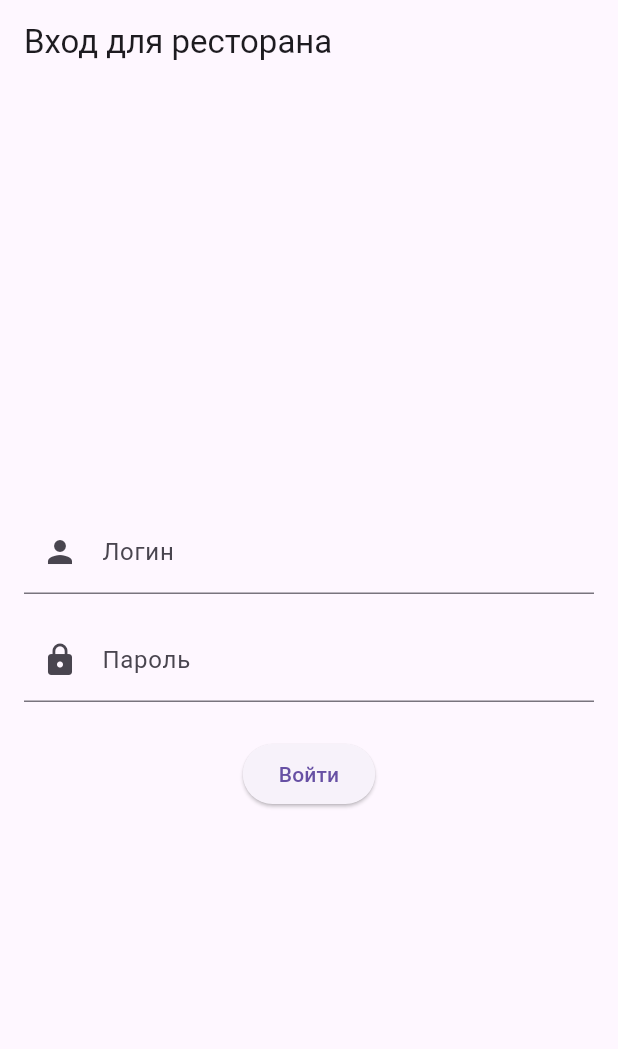
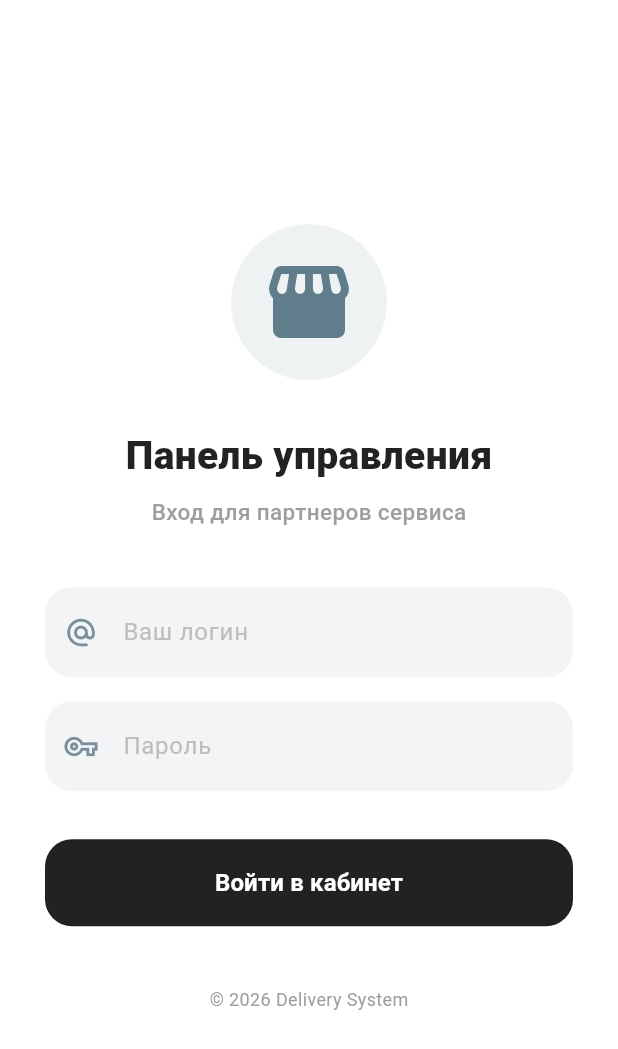
Before and after one commit to Andreyy320/delivery-app-categoria, a Flutter app: the screen it shows after launch, on a phone screen of 412 x 824 dp. Shown: the top 1049 px of the screen. Run offline on Flutter 3.47's test engine with Material 3 defaults, Android fonts, the phone set to English and light mode, and no system bars; our stand-ins replace cloud_firestore, firebase_core; accounts and stored records are empty; statements that could not run were skipped.

Commit message:
UI: Обновлен экран входа, исправлена история заказов и логика статусов

```diff
--- a/lib/login.dart
+++ b/lib/login.dart
@@ -1,6 +1,6 @@
 import 'package:flutter/material.dart';
 import 'package:cloud_firestore/cloud_firestore.dart';
-import 'orders_screen.dart'; // экран с заказами
+import 'orders_screen.dart';
 
 class LoginScreen extends StatefulWidget {
   const LoginScreen({super.key});
@@ -18,12 +18,16 @@ class _LoginScreenState extends State<LoginScreen> {
     final login = loginController.text.trim();
     final password = passwordController.text.trim();
 
-    if (login.isEmpty || password.isEmpty) return;
+    if (login.isEmpty || password.isEmpty) {
+      ScaffoldMessenger.of(context).showSnackBar(
+        const SnackBar(content: Text('Введите данные для входа')),
+      );
+      return;
+    }
 
     setState(() => loading = true);
 
     try {
-      // ищем ресторан в коллекции categories по login + password
       final snapshot = await FirebaseFirestore.instance
           .collection('categories')
           .where('login', isEqualTo: login)
@@ -32,66 +36,139 @@ class _LoginScreenState extends State<LoginScreen> {
 
       if (snapshot.docs.isNotEmpty) {
         final categoryData = snapshot.docs.first.data();
-        final categoryId = snapshot.docs.first.id; // id документа категории
-        final categoryName = categoryData['name'] ?? 'Unknown';
+        final categoryId = snapshot.docs.first.id;
+        final categoryName = categoryData['name'] ?? 'Бизнес';
 
+        if (!mounted) return;
         Navigator.pushReplacement(
           context,
           MaterialPageRoute(
             builder: (_) => OrdersScreen(
-              shopId: categoryId,       // ID документа ресторана
-              shopName: categoryName,   // Название ресторана
+              shopId: categoryId,
+              shopName: categoryName,
             ),
           ),
         );
-
       } else {
+        if (!mounted) return;
         ScaffoldMessenger.of(context).showSnackBar(
           const SnackBar(content: Text('Неверный логин или пароль')),
         );
       }
     } catch (e) {
+      if (!mounted) return;
       ScaffoldMessenger.of(context).showSnackBar(
-        SnackBar(content: Text('Ошибка: $e')),
+        SnackBar(content: Text('Ошибка доступа: $e')),
       );
     }
 
-    setState(() => loading = false);
+    if (mounted) setState(() => loading = false);
   }
 
   @override
   Widget build(BuildContext context) {
     return Scaffold(
-      appBar: AppBar(title: const Text('Вход для ресторана')),
-      body: Padding(
-        padding: const EdgeInsets.all(16),
+      backgroundColor: Colors.white,
+      body: Center(
+        child: SingleChildScrollView(
+          padding: const EdgeInsets.symmetric(horizontal: 30),
           child: Column(
             mainAxisAlignment: MainAxisAlignment.center,
             children: [
-            TextField(
+              // Универсальная иконка (Магазин/Бизнес)
+              Container(
+                padding: const EdgeInsets.all(20),
+                decoration: BoxDecoration(
+                  color: Colors.blueGrey.withOpacity(0.1),
+                  shape: BoxShape.circle,
+                ),
+                child: const Icon(Icons.storefront_rounded, size: 64, color: Colors.blueGrey),
+              ),
+              const SizedBox(height: 32),
+              const Text(
+                'Панель управления',
+                style: TextStyle(fontSize: 26, fontWeight: FontWeight.w800, color: Colors.black87),
+              ),
+              const SizedBox(height: 8),
+              Text(
+                'Вход для партнеров сервиса',
+                style: TextStyle(color: Colors.grey[500], fontSize: 15, fontWeight: FontWeight.w500),
+              ),
+              const SizedBox(height: 40),
+
+              // Поле Логин
+              _inputField(
                 controller: loginController,
-              decoration: const InputDecoration(
-                labelText: 'Логин',
-                prefixIcon: Icon(Icons.person),
+                hint: 'Ваш логин',
+                icon: Icons.alternate_email_rounded,
+              ),
+              const SizedBox(height: 16),
+
+              // Поле Пароль
+              _inputField(
+                controller: passwordController,
+                hint: 'Пароль',
+                icon: Icons.vpn_key_outlined,
+                isPassword: true,
+              ),
+              const SizedBox(height: 32),
+
+              // Кнопка Входа
+              SizedBox(
+                width: double.infinity,
+                height: 58,
+                child: ElevatedButton(
+                  onPressed: loading ? null : login,
+                  style: ElevatedButton.styleFrom(
+                    backgroundColor: Colors.black87, // Строгий черный цвет
+                    foregroundColor: Colors.white,
+                    elevation: 0,
+                    shape: RoundedRectangleBorder(borderRadius: BorderRadius.circular(18)),
+                  ),
+                  child: loading
+                      ? const SizedBox(
+                    height: 24,
+                    width: 24,
+                    child: CircularProgressIndicator(color: Colors.white, strokeWidth: 2),
+                  )
+                      : const Text('Войти в кабинет',
+                      style: TextStyle(fontSize: 16, fontWeight: FontWeight.bold)),
                 ),
               ),
-            const SizedBox(height: 16),
-            TextField(
-              controller: passwordController,
-              decoration: const InputDecoration(
-                labelText: 'Пароль',
-                prefixIcon: Icon(Icons.lock),
-              ),
-              obscureText: true,
-            ),
-            const SizedBox(height: 24),
-            loading
-                ? const CircularProgressIndicator()
-                : ElevatedButton(
-              onPressed: login,
-              child: const Text('Войти'),
+              const SizedBox(height: 40),
+
+              // Нижняя надпись
+              const Text(
+                '© 2026 Delivery System',
+                style: TextStyle(color: Colors.grey, fontSize: 12),
               ),
             ],
+          ),
+        ),
+      ),
+    );
+  }
+
+  Widget _inputField({
+    required TextEditingController controller,
+    required String hint,
+    required IconData icon,
+    bool isPassword = false,
+  }) {
+    return Container(
+      decoration: BoxDecoration(
+        color: const Color(0xFFF3F4F6), // Мягкий серый фон
+        borderRadius: BorderRadius.circular(18),
+      ),
+      child: TextField(
+        controller: controller,
+        obscureText: isPassword,
+        decoration: InputDecoration(
+          hintText: hint,
+          hintStyle: TextStyle(color: Colors.grey[400]),
+          prefixIcon: Icon(icon, color: Colors.blueGrey[400], size: 22),
+          border: InputBorder.none,
+          contentPadding: const EdgeInsets.symmetric(vertical: 18, horizontal: 16),
         ),
       ),
     );
```
Also changed, not shown: lib/Order_History_Screen.dart (+52 -42 lines), lib/order_tile.dart (+16 -5 lines), lib/orders_screen.dart (+134 -146 lines), 1 other file. Lines whose indentation alone changed are shown as unchanged.
